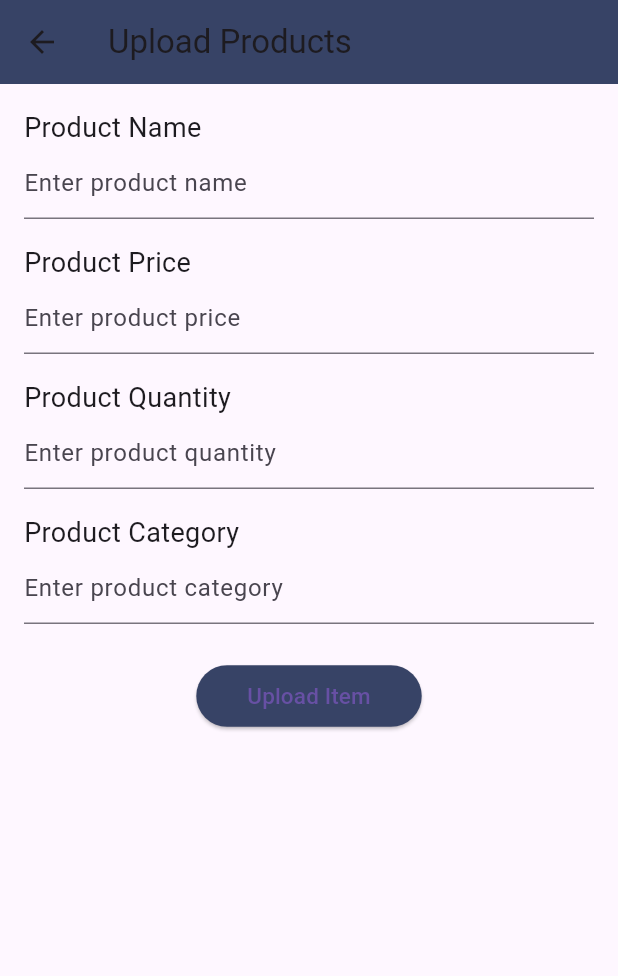
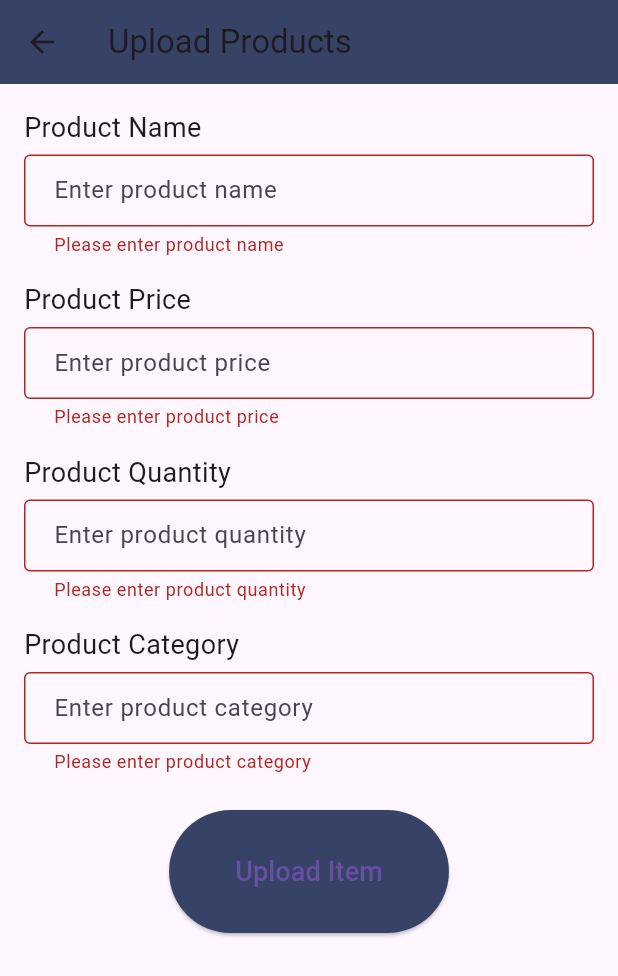
Before and after one commit to 2012398/Mycode, a Flutter app: the Upload_product screen opened directly, after a tap on "Upload Item", on a phone screen of 412 x 824 dp. Shown: the top 976 px of the screen. Run offline on Flutter 3.47's test engine with Material 3 defaults, Android fonts, the phone set to English and light mode, and no system bars; our stand-ins replace cloud_firestore, firebase_auth, firebase_core, get, google_fonts, image_picker; accounts and stored records are empty; project files that could hold a hidden picture were left out.

Commit message:
validation added in upload products and UI is updated

```diff
--- a/lib/Screens/pediatrician_consultation.dart
+++ b/lib/Screens/pediatrician_consultation.dart
@@ -155,11 +155,20 @@ class _DoctorCardState extends State<DoctorCard> {
 
   Future<void> _selectDate(BuildContext context) async {
     DateTime? picked = await showDatePicker(
-      context: context,
-      initialDate: selectedDate ?? DateTime.now(),
-      firstDate: DateTime.now(),
-      lastDate: DateTime.now().add(const Duration(days: 365)),
-    );
+        context: context,
+        initialDate: selectedDate ?? DateTime.now(),
+        firstDate: DateTime.now(),
+        lastDate: DateTime.now().add(const Duration(days: 365)),
+        builder: (BuildContext context, Widget? child) {
+          return Theme(
+            data: ThemeData.light().copyWith(
+              colorScheme: const ColorScheme.light(
+                primary: Color(0xff374366),
+              ),
+            ),
+            child: child ?? Container(),
+          );
+        });
 
     if (picked != null) {
       setState(() {
--- a/lib/db.dart
+++ b/lib/db.dart
@@ -5,7 +5,7 @@ import 'package:http/http.dart' as http;
 import 'package:fyp/db.dart' as db;
 import 'dart:convert';
 
-// const String dblink = "http://192.168.0.194:3000";
+// // const String dblink = "http://192.168.0.194:3000";
 const String dblink = "http://192.168.0.102:3000";
 
 Future<void> addToCart(String userId, final product) async {
--- a/lib/menu_screen_navigate/upload_products.dart
+++ b/lib/menu_screen_navigate/upload_products.dart
@@ -1,22 +1,19 @@
-// ignore_for_file: use_build_context_synchronously
-
 import 'dart:convert';
 import 'dart:io';
 import 'package:http/http.dart' as http;
+import 'package:flutter/material.dart';
 import 'package:image_picker/image_picker.dart';
-import 'package:flutter/material.dart';
-import 'package:http/http.dart' as http;
 import '../db.dart' as db;
-import 'package:image_picker/image_picker.dart';
 
+// ignore: camel_case_types
 class Upload_product extends StatefulWidget {
-  const Upload_product({Key? key});
+  const Upload_product({Key? key}) : super(key: key);
 
   @override
-  State<Upload_product> createState() => _Upload_productState();
+  State<Upload_product> createState() => _UploadProductState();
 }
 
-class _Upload_productState extends State<Upload_product> {
+class _UploadProductState extends State<Upload_product> {
   TextEditingController productName = TextEditingController();
   TextEditingController productPrice = TextEditingController();
   TextEditingController productQuantity = TextEditingController();
@@ -24,181 +21,173 @@ class _Upload_productState extends State<Upload_product> {
 
   File? _image;
 
-  Future<void> _uploadImage() async {
-    var uri = Uri.parse('YOUR_NODEJS_API_ENDPOINT/uploadImage');
-    var request = http.MultipartRequest('POST', uri)
-      ..files.add(await http.MultipartFile.fromPath('filename', _image!.path));
-
-    var response = await request.send();
-    if (response.statusCode == 200) {
-      var jsonResponse = jsonDecode(await response.stream.bytesToString());
-      String imageUrl = jsonResponse['image'];
-      print('Image uploaded. URL: $imageUrl');
-    } else {
-      print('Failed to upload image. Status code: ${response.statusCode}');
-    }
-  }
-// Future<File> pickImage() async {
-//     // Implementation depends on the image picker library you're using
-//     // Example using image_picker package
-
-//     File image = (await ImagePicker.pickImage(source: ImageSource.gallery)) as File;
-//     return image;
-//   }
-  // File? _image;
-
-  final picker = ImagePicker();
-
-  // Future getImage() async {
-  //   // final pickedFile = await picker.getImage(source: ImageSource.gallery);
-  //   final pickedFile = await picker.pickImage(source: ImageSource.gallery);
-  //   setState(() {
-  //     if (pickedFile != null) {
-  //       _image = File(pickedFile.path);
-  //     } else {
-  //       print('No image selected.');
-  //     }
-  //   });
-  // }
-
-  // Future uploadImage() async {
-  //   if (_image == null) {
-  //     print('No image selected.');
-  //     return;
-  //   }
-
-  //   var request = http.MultipartRequest(
-  //     'POST',
-  //     Uri.parse('${db.dblink}/uploadImage'), // Replace with your API endpoint
-  //   );
-
-  //   request.files.add(
-  //     await http.MultipartFile.fromPath(
-  //       'image',
-  //       _image!.path,
-  //     ),
-  //   );
-
-  //   var response = await request.send();
-
-  //   if (response.statusCode == 200) {
-  //     print('Image uploaded successfully');
-  //   } else {
-  //     print('Failed to upload image. Error: ${response.reasonPhrase}');
-  //   }
-  // }
+  final GlobalKey<FormState> _formKey = GlobalKey<FormState>();
 
   @override
   Widget build(BuildContext context) {
     return Scaffold(
       appBar: AppBar(
-        backgroundColor: Color(0xff374366),
-        title: Text('Upload Products'),
+        backgroundColor: const Color(0xff374366),
+        title: const Text('Upload Products'),
       ),
-      body: Padding(
+      body: SingleChildScrollView(
+        child: Padding(
           padding: const EdgeInsets.all(16.0),
+          child: Form(
+            key: _formKey,
             child: Column(
               crossAxisAlignment: CrossAxisAlignment.start,
               children: [
-//             Center(
-//               child: _image == null
-//                   ? Text('No image selected')
-//                   : Image.file(_image!),
-//             ),
-// FloatingActionButton(
-//               onPressed: () async {
-//                 // Select an image from the gallery
-//                 // You may need to include the image_picker package for this
-//                 // https://pub.dev/packages/image_picker
-//                 // This example assumes you have already implemented image picking
-//                 File image = await pickImage();
-//                 setState(() {
-//                   _image = image;
-//                 });
-//               },
-//               tooltip: 'Pick Image',
-//               child: Icon(Icons.add_a_photo),
-//             ),
-            // Column(
-            //   mainAxisAlignment: MainAxisAlignment.center,
-            //   children: <Widget>[
-            //     _image == null
-            //         ? Text('No image selected.')
-            //         : Image.file(_image!),
-            //     SizedBox(height: 20),
-            //     ElevatedButton(
-            //       onPressed: getImage,
-            //       child: Text('Select Image'),
-            //     ),
-            //     SizedBox(height: 20),
-            //     ElevatedButton(
-            //       onPressed: uploadImage,
-            //       child: Text('Upload Image'),
-            //     ),
-            //   ],
-            // ),
-            Text(
+                const Text(
                   'Product Name',
                   style: TextStyle(fontSize: 18),
                 ),
-            TextField(
+                const SizedBox(height: 5),
+                TextFormField(
                   controller: productName,
-              decoration: InputDecoration(
+                  validator: (value) {
+                    if (value == null || value.isEmpty) {
+                      return 'Please enter product name';
+                    }
+
+                    // Check if the value starts with a space
+                    if (value.startsWith(' ')) {
+                      return 'Product name should not start with a space';
+                    }
+
+                    // Define a regex pattern to match only text (letters) and spaces between words
+                    RegExp regex = RegExp(r'^[a-zA-Z]+(?: [a-zA-Z]+)*$');
+                    if (!regex.hasMatch(value)) {
+                      return 'Please enter a valid product name containing only letters';
+                    }
+
+                    return null;
+                  },
+                  decoration: const InputDecoration(
                     hintText: 'Enter product name',
+                    border: OutlineInputBorder(),
+                    contentPadding:
+                        EdgeInsets.symmetric(vertical: 12, horizontal: 16),
                   ),
                 ),
-            SizedBox(height: 16),
-            Text(
+                const SizedBox(height: 16),
+                const Text(
                   'Product Price',
                   style: TextStyle(fontSize: 18),
                 ),
-            TextField(
+                const SizedBox(height: 5),
+                TextFormField(
                   controller: productPrice,
                   keyboardType: TextInputType.number,
-              decoration: InputDecoration(
+                  validator: (value) {
+                    if (value == null || value.isEmpty) {
+                      return 'Please enter product price';
+                    }
+                    // Define a regex pattern to match Rupees input (numbers only)
+                    RegExp regex = RegExp(r'^[0-9]+$');
+                    if (!regex.hasMatch(value)) {
+                      return 'Please enter a valid price in Rupees';
+                    }
+                    return null;
+                  },
+                  decoration: const InputDecoration(
                     hintText: 'Enter product price',
+                    border: OutlineInputBorder(),
+                    contentPadding:
+                        EdgeInsets.symmetric(vertical: 12, horizontal: 16),
                   ),
                 ),
-            SizedBox(height: 16),
-            Text(
+                const SizedBox(height: 16),
+                const Text(
                   'Product Quantity',
                   style: TextStyle(fontSize: 18),
                 ),
-            TextField(
+                const SizedBox(height: 5),
+                TextFormField(
                   controller: productQuantity,
                   keyboardType: TextInputType.number,
-              decoration: InputDecoration(
+                  validator: (value) {
+                    if (value == null || value.isEmpty) {
+                      return 'Please enter product quantity';
+                    }
+
+                    RegExp regex = RegExp(r'^([1-9]|[1-9][0-9]|100)$');
+                    if (!regex.hasMatch(value)) {
+                      return 'Please enter a number from 1 to 100';
+                    }
+                    return null;
+                  },
+                  decoration: const InputDecoration(
                     hintText: 'Enter product quantity',
+                    border: OutlineInputBorder(),
+                    contentPadding:
+                        EdgeInsets.symmetric(vertical: 12, horizontal: 16),
                   ),
                 ),
-            SizedBox(height: 16),
-            Text(
+                const SizedBox(height: 16),
+                const Text(
                   'Product Category',
                   style: TextStyle(fontSize: 18),
                 ),
-            TextField(
+                const SizedBox(height: 5),
+                TextFormField(
                   controller: productCategory,
-              decoration: InputDecoration(
+                  keyboardType: TextInputType.text,
+                  validator: (value) {
+                    if (value == null || value.isEmpty) {
+                      return 'Please enter product category';
+                    }
+
+                    // Define the list of allowed categories
+                    List<String> allowedCategories = [
+                      'Toys',
+                      'Skin Care',
+                      'Wet wipes',
+                      'Nutrition and Supplies',
+                      'Nipple Pacifier',
+                      'Medicine',
+                      'Feeding bottle',
+                      'Bath accessories',
+                    ];
+
+                    if (!allowedCategories.contains(value)) {
+                      return 'Please enter a valid product category from the provided list';
+                    }
+
+                    return null;
+                  },
+                  decoration: const InputDecoration(
                     hintText: 'Enter product category',
+                    border: OutlineInputBorder(),
+                    contentPadding:
+                        EdgeInsets.symmetric(vertical: 12, horizontal: 16),
                   ),
                 ),
-            SizedBox(height: 24),
+                const SizedBox(height: 24),
                 Center(
                   child: ElevatedButton(
                     onPressed: () {
+                      if (_formKey.currentState!.validate()) {
                         uploadInvoice();
+                      }
                     },
-                child: Padding(
-                    padding: EdgeInsets.all(10),
+                    style: ElevatedButton.styleFrom(
+                      primary: const Color(0xff374366),
+                      padding: const EdgeInsets.symmetric(
+                          horizontal: 32, vertical: 16),
+                    ),
+                    child: const Padding(
+                      padding: EdgeInsets.all(12),
                       child: Text(
                         'Upload Item',
-                      style: TextStyle(fontSize: 15),
-                    )),
-                style: ElevatedButton.styleFrom(
-                    backgroundColor: Color(0xff374366)),
+                        style: TextStyle(fontSize: 18),
+                      ),
+                    ),
                   ),
                 )
               ],
+            ),
+          ),
         ),
       ),
     );
@@ -220,10 +209,10 @@ class _Upload_productState extends State<Upload_product> {
 
       if (response.statusCode == 201) {
         ScaffoldMessenger.of(context)
-            .showSnackBar(SnackBar(content: Text('Item Added')));
+            .showSnackBar(const SnackBar(content: Text('Item Added')));
       } else if (response.statusCode == 400) {
-        ScaffoldMessenger.of(context)
-            .showSnackBar(SnackBar(content: Text('User Already Exists.')));
+        ScaffoldMessenger.of(context).showSnackBar(
+            const SnackBar(content: Text('User Already Exists.')));
       } else {
         ScaffoldMessenger.of(context).showSnackBar(SnackBar(
             content: Text('Error: ${response.statusCode} / ${response.body}')));
```
Lines whose indentation alone changed are shown as unchanged.
